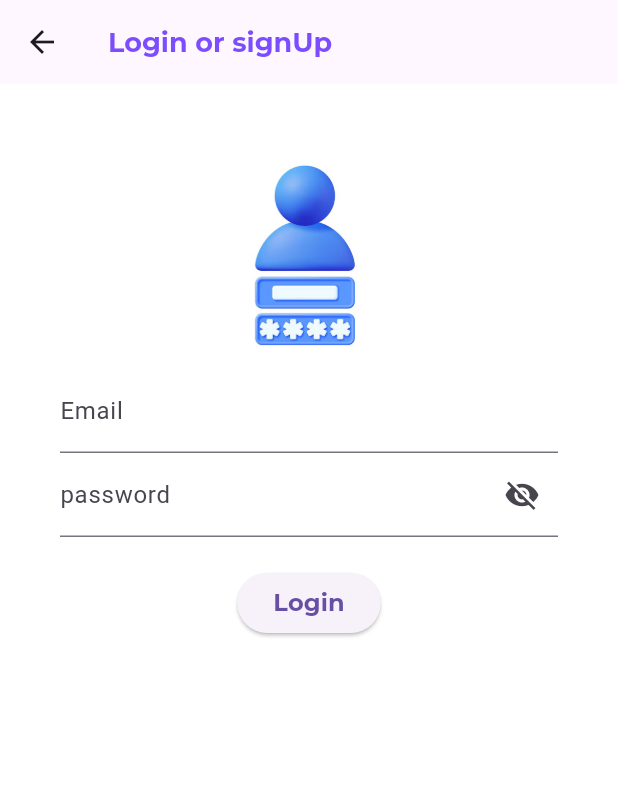
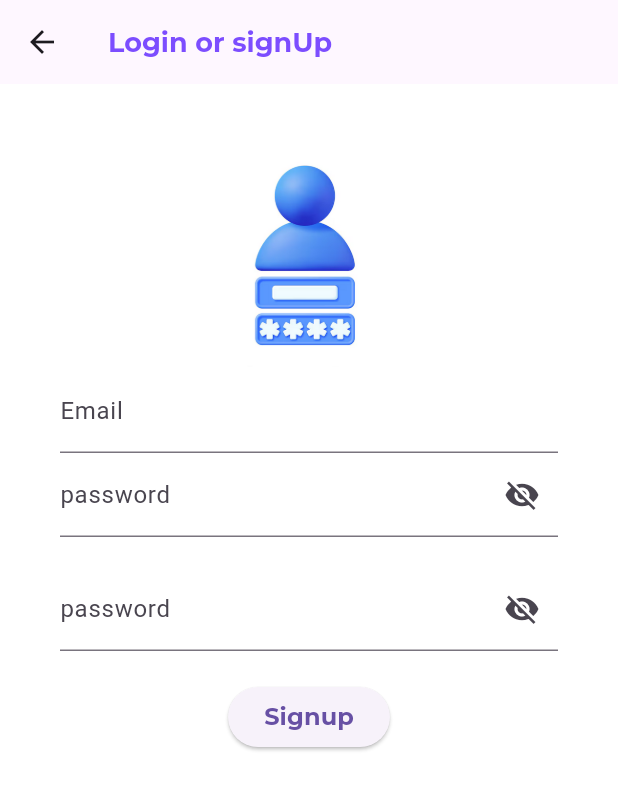
Before and after one commit to BraisonWabwire/flexi_hire, a Flutter app: the SignupPage screen opened directly, on a phone screen of 412 x 824 dp. Shown: the top 790 px of the screen. Run offline on Flutter 3.47's test engine with Material 3 defaults, Android fonts, the phone set to English and light mode, and no system bars; our stand-ins replace google_fonts, smooth_page_indicator.

Commit message:
Creating double password field

```diff
--- a/lib/signup_page.dart
+++ b/lib/signup_page.dart
@@ -77,6 +77,32 @@ class _SignupPageState extends State<SignupPage> {
                         },
                       ),
                       SizedBox(height: 20),
+                      TextFormField(
+                        controller: _passwordController,
+                        obscureText: _obsecureText,
+                        decoration: InputDecoration(
+                          labelText: 'password',
+                          suffixIcon: IconButton(
+                            icon: Icon(
+                              _obsecureText
+                                  ? Icons.visibility_off
+                                  : Icons.visibility,
+                            ),
+                            onPressed: () {
+                              setState(() {
+                                _obsecureText = !_obsecureText;
+                              });
+                            },
+                          ),
+                        ),
+                        validator: (value) {
+                          if (value == null || value.isEmpty) {
+                            return 'please enter password';
+                          }
+                          return null;
+                        },
+                      ),
+                      SizedBox(height: 20,),
                       ElevatedButton(
                         onPressed: () {
                           if (_formKey.currentState!.validate()) {
@@ -84,7 +110,7 @@ class _SignupPageState extends State<SignupPage> {
                           }
                         },
                         child: Text(
-                          'Login',
+                          'Signup',
                           style: GoogleFonts.montserrat(
                             fontSize: 16,
                             fontWeight: FontWeight.bold,
```
